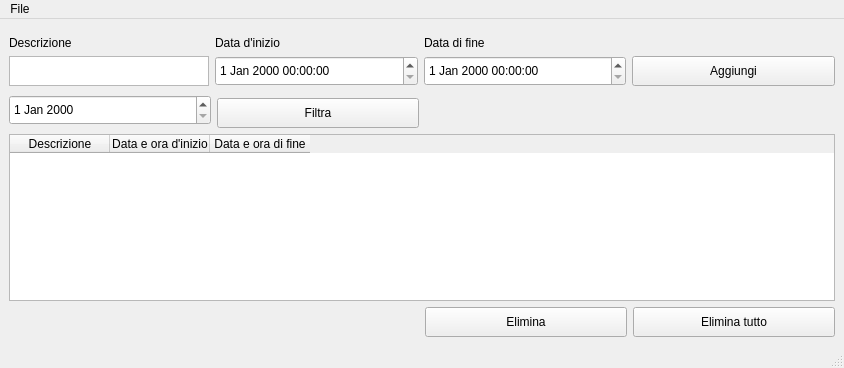
Old version of the form View/mainwindow.ui in the repository mala01-ctrl/Register.
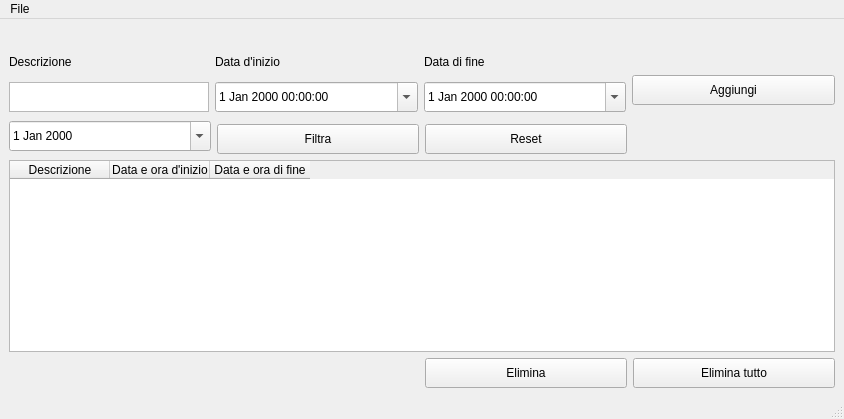
New version of the form.

Commit message: feat(): Aggiunta validazione del range di date delegata al controller e aggiunto pulsante di reset per il filtro

Diff of the .ui file:
```diff
--- a/View/mainwindow.ui
+++ b/View/mainwindow.ui
@@ -10,7 +10,7 @@
     <x>0</x>
     <y>0</y>
     <width>844</width>
-    <height>368</height>
+    <height>419</height>
    </rect>
   </property>
   <property name="sizePolicy">
@@ -32,6 +32,9 @@
         <height>30</height>
        </size>
       </property>
+      <property name="calendarPopup">
+       <bool>true</bool>
+      </property>
      </widget>
     </item>
     <item row="5" column="3">
@@ -160,6 +163,9 @@
             <height>30</height>
            </size>
           </property>
+          <property name="calendarPopup">
+           <bool>true</bool>
+          </property>
          </widget>
         </item>
        </layout>
@@ -206,6 +212,9 @@
             <height>30</height>
            </size>
           </property>
+          <property name="calendarPopup">
+           <bool>true</bool>
+          </property>
          </widget>
         </item>
        </layout>
@@ -285,6 +294,25 @@
       </column>
      </widget>
     </item>
+    <item row="2" column="2">
+     <widget class="QPushButton" name="btnReset">
+      <property name="minimumSize">
+       <size>
+        <width>0</width>
+        <height>30</height>
+       </size>
+      </property>
+      <property name="baseSize">
+       <size>
+        <width>0</width>
+        <height>0</height>
+       </size>
+      </property>
+      <property name="text">
+       <string>Reset</string>
+      </property>
+     </widget>
+    </item>
    </layout>
   </widget>
   <widget class="QMenuBar" name="menubar">
```
Left out of the diff: 2 changed lines with no effect on the pictures. The commit also changes 6 other files.
